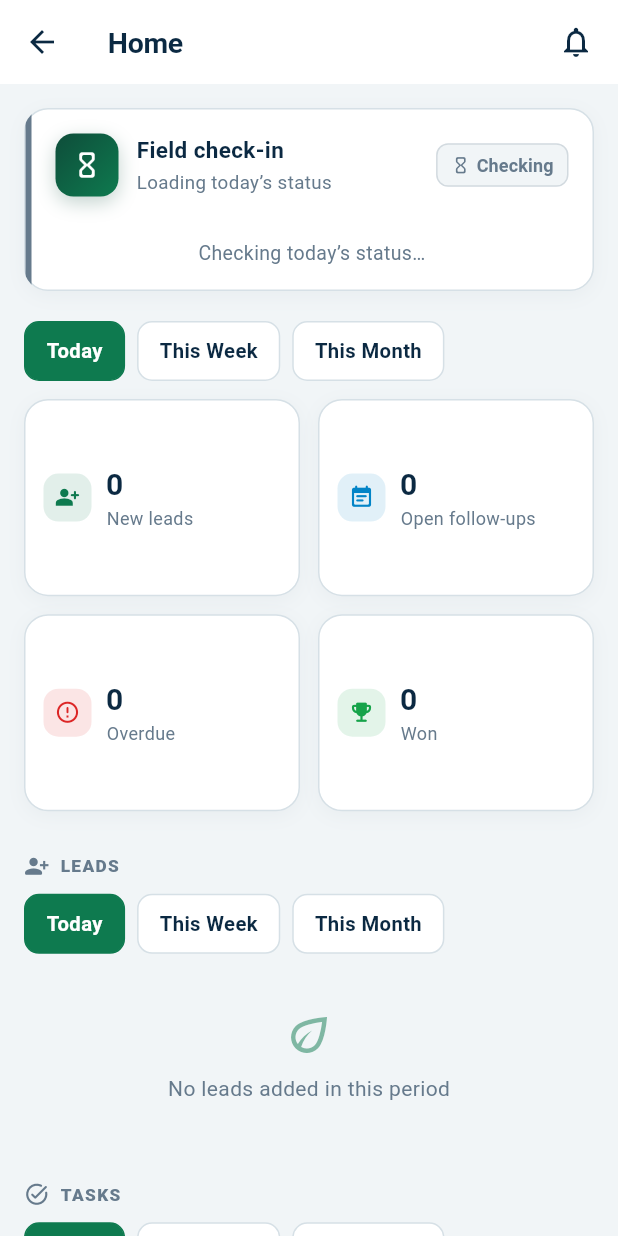
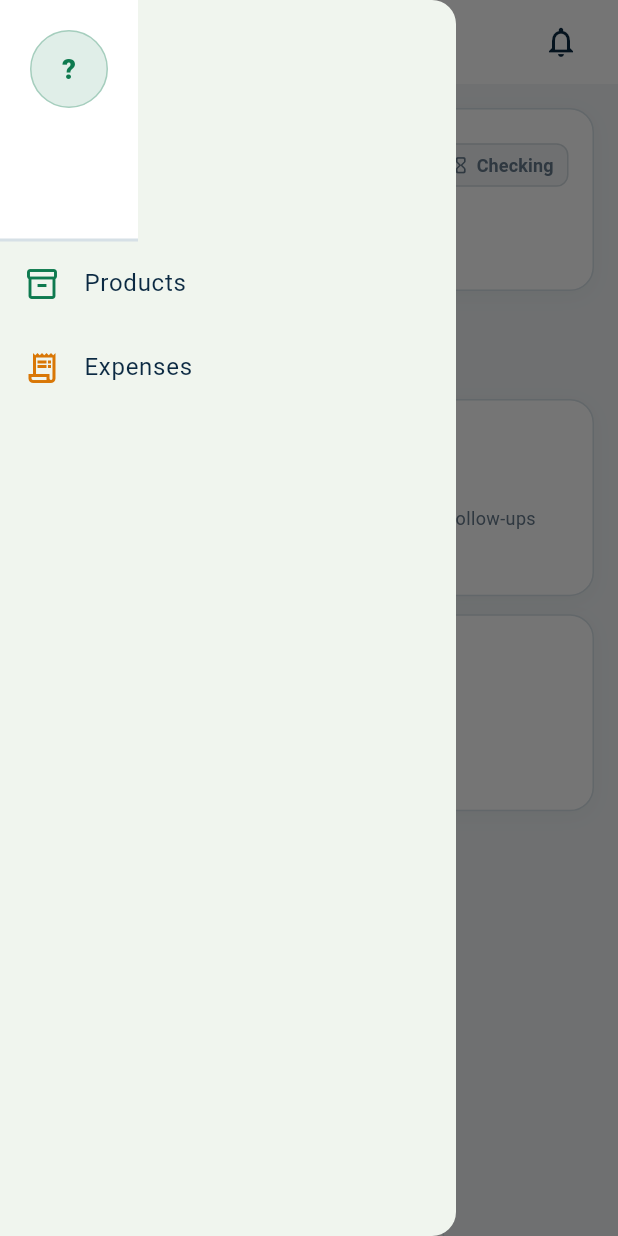
Before and after one commit to SajadYoosuf/ogera_crm_mobile, a Flutter app: the _StaffHome screen opened directly, with the side drawer open (before the commit the screen has no drawer), on a phone screen of 412 x 824 dp. Run offline on Flutter 3.47's test engine with Material 3 defaults, Android fonts, the phone set to English and light mode, and no system bars; our stand-ins replace connectivity_plus, firebase_core, firebase_messaging, flutter_dotenv, flutter_local_notifications, flutter_map and 4 more; missing offline and left inert: flutter_foreground_task; accounts and stored records are empty.

Commit message:
feat(mobile): bottom nav More→Sales, Home drawer + profile avatar
- Replace More tab with Sales tab (point_of_sale icon); Sales now loads
  directly as a permanent bottom-nav tab via LazyTab
- Add Drawer to HomeTab with Products and Expenses entries
- Add profile avatar button to Home AppBar that opens ProfileScreen
- ProfileScreen (sign-out + details) accessible from avatar button only

Co-Authored-By: Claude Sonnet 4.6 <noreply@anthropic.com>

```diff
--- a/lib/views/home/home_tab.dart
+++ b/lib/views/home/home_tab.dart
@@ -4,8 +4,12 @@ import 'package:provider/provider.dart';
 import '../../core/utils/formatters.dart';
 import '../../core/widgets/ogera_widgets.dart';
 import '../../theme/ogera_colors.dart';
+import '../../view_models/expense_view_model.dart';
 import '../../view_models/home_view_model.dart';
 import '../../view_models/session_view_model.dart';
+import '../more/expenses_screen.dart';
+import '../more/products_screen.dart';
+import '../more/profile_screen.dart';
 import '../notifications/notifications_screen.dart';
 import 'checkin_button.dart';
 import 'recent_leads_section.dart';
@@ -135,9 +139,15 @@ class _StaffHome extends StatelessWidget {
 
     return Scaffold(
       backgroundColor: OgeraColors.canvas,
+      drawer: const _HomeDrawer(),
       appBar: AppBar(
         title: const Text('Home'),
-        actions: const [NotificationBellButton(), SizedBox(width: 4)],
+        actions: const [
+          NotificationBellButton(),
+          SizedBox(width: 6),
+          _ProfileAvatarButton(),
+          SizedBox(width: 8),
+        ],
       ),
       body: RefreshIndicator(
         onRefresh: home.load,
@@ -174,3 +184,122 @@ class _StaffHome extends StatelessWidget {
     );
   }
 }
+
+// ─────────────────────────────────────────────────────────────────────────────
+// AppBar profile avatar — tapping opens ProfileScreen.
+
+class _ProfileAvatarButton extends StatelessWidget {
+  const _ProfileAvatarButton();
+
+  @override
+  Widget build(BuildContext context) {
+    final user = context.watch<SessionViewModel>().user;
+    if (user == null) return const SizedBox.shrink();
+    return GestureDetector(
+      onTap: () => Navigator.of(context).push(
+        MaterialPageRoute(builder: (_) => const ProfileScreen()),
+      ),
+      child: OgeraAvatar(
+        name: user.name,
+        phone: user.phone,
+        size: 34,
+        color: user.isHead ? OgeraColors.ink : OgeraColors.blue,
+      ),
+    );
+  }
+}
+
+// ─────────────────────────────────────────────────────────────────────────────
+// Home page drawer — Products and Expenses navigation.
+
+class _HomeDrawer extends StatelessWidget {
+  const _HomeDrawer();
+
+  @override
+  Widget build(BuildContext context) {
+    final user = context.watch<SessionViewModel>().user;
+
+    return Drawer(
+      child: SafeArea(
+        child: Column(
+          crossAxisAlignment: CrossAxisAlignment.start,
+          children: [
+            DrawerHeader(
+              decoration: BoxDecoration(
+                color: OgeraColors.surface,
+                border: const Border(
+                  bottom: BorderSide(color: OgeraColors.line),
+                ),
+              ),
+              margin: EdgeInsets.zero,
+              padding: const EdgeInsets.fromLTRB(20, 20, 20, 16),
+              child: Column(
+                crossAxisAlignment: CrossAxisAlignment.start,
+                children: [
+                  OgeraAvatar(
+                    name: user?.name ?? '',
+                    phone: user?.phone,
+                    size: 52,
+                    color: (user?.isHead ?? false)
+                        ? OgeraColors.ink
+                        : OgeraColors.blue,
+                  ),
+                  const SizedBox(height: 12),
+                  Text(
+                    user?.name ?? '',
+                    maxLines: 1,
+                    overflow: TextOverflow.ellipsis,
+                    style: const TextStyle(
+                      fontSize: 16,
+                      fontWeight: FontWeight.w700,
+                    ),
+                  ),
+                  const SizedBox(height: 2),
+                  Text(
+                    user?.role.label ?? '',
+                    style: const TextStyle(
+                      fontSize: 13,
+                      color: OgeraColors.muted,
+                    ),
+                  ),
+                ],
+              ),
+            ),
+            ListTile(
+              leading: const Icon(
+                Icons.inventory_2_outlined,
+                color: OgeraColors.blue,
+              ),
+              title: const Text('Products'),
+              onTap: () {
+                Navigator.pop(context);
+                Navigator.of(context).push(
+                  MaterialPageRoute(builder: (_) => const ProductsScreen()),
+                );
+              },
+            ),
+            ListTile(
+              leading: const Icon(
+                Icons.receipt_long_outlined,
+                color: OgeraColors.warning,
+              ),
+              title: const Text('Expenses'),
+              onTap: () {
+                final expenseVm = context.read<ExpenseViewModel>();
+                Navigator.pop(context);
+                Navigator.of(context).push(
+                  MaterialPageRoute(
+                    builder: (_) => ChangeNotifierProvider.value(
+                      value: expenseVm,
+                      child: const ExpensesScreen(),
+                    ),
+                  ),
+                );
+              },
+            ),
+          ],
+        ),
+      ),
+    );
+  }
+}
```
Also changed, not shown: lib/views/shell_screen.dart (+11 -6 lines).
